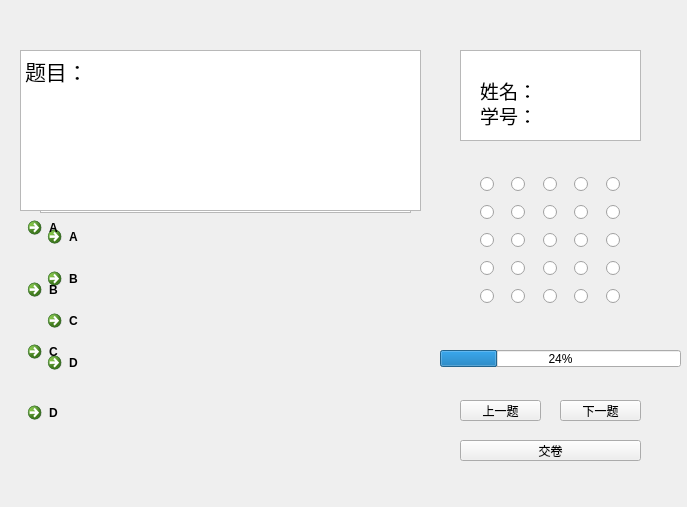
Before: the Qt Designer form source/studentexam.ui in Sodataco/exam-system, drawn with Qt 5.
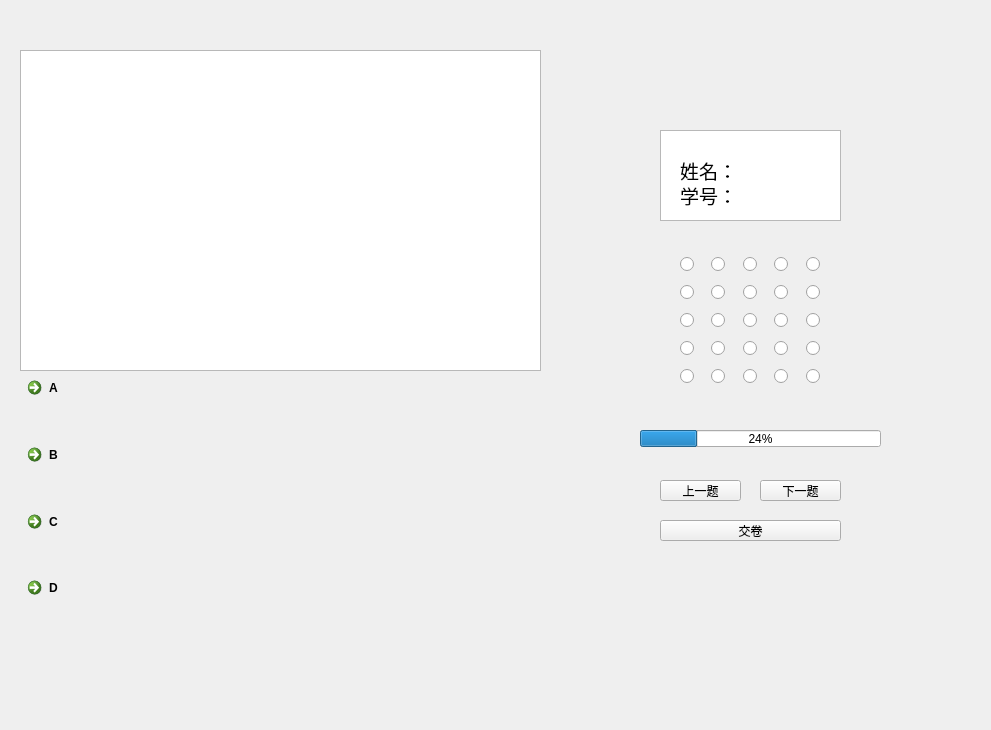
After: the same form once the commit is applied.

Commit message: 实现点击题目跳转

The edit to the form file:
```diff
--- a/source/studentexam.ui
+++ b/source/studentexam.ui
@@ -6,8 +6,8 @@
    <rect>
     <x>0</x>
     <y>0</y>
-    <width>687</width>
-    <height>507</height>
+    <width>991</width>
+    <height>730</height>
    </rect>
   </property>
   <property name="windowTitle">
@@ -16,8 +16,8 @@
   <widget class="QProgressBar" name="progressBar">
    <property name="geometry">
     <rect>
-     <x>440</x>
-     <y>350</y>
+     <x>640</x>
+     <y>430</y>
      <width>241</width>
      <height>17</height>
     </rect>
@@ -29,8 +29,8 @@
   <widget class="QWidget" name="verticalLayoutWidget">
    <property name="geometry">
     <rect>
-     <x>460</x>
-     <y>50</y>
+     <x>660</x>
+     <y>130</y>
      <width>181</width>
      <height>91</height>
     </rect>
@@ -40,8 +40,8 @@
   <widget class="QWidget" name="gridLayoutWidget">
    <property name="geometry">
     <rect>
-     <x>480</x>
-     <y>170</y>
+     <x>680</x>
+     <y>250</y>
      <width>151</width>
      <height>141</height>
     </rect>
@@ -227,8 +227,8 @@
   <widget class="QGraphicsView" name="graphicsView">
    <property name="geometry">
     <rect>
-     <x>460</x>
-     <y>50</y>
+     <x>660</x>
+     <y>130</y>
      <width>181</width>
      <height>91</height>
     </rect>
@@ -255,8 +255,8 @@
   <widget class="QLabel" name="label_2">
    <property name="geometry">
     <rect>
-     <x>470</x>
-     <y>90</y>
+     <x>670</x>
+     <y>170</y>
      <width>158</width>
      <height>51</height>
     </rect>
@@ -277,8 +277,8 @@
   <widget class="QLabel" name="label">
    <property name="geometry">
     <rect>
-     <x>470</x>
-     <y>50</y>
+     <x>670</x>
+     <y>130</y>
      <width>158</width>
      <height>81</height>
     </rect>
@@ -353,8 +353,8 @@
   <widget class="QPushButton" name="pushButton">
    <property name="geometry">
     <rect>
-     <x>460</x>
-     <y>400</y>
+     <x>660</x>
+     <y>480</y>
      <width>81</width>
      <height>21</height>
     </rect>
@@ -366,8 +366,8 @@
   <widget class="QPushButton" name="pushButton_2">
    <property name="geometry">
     <rect>
-     <x>560</x>
-     <y>400</y>
+     <x>760</x>
+     <y>480</y>
      <width>81</width>
      <height>21</height>
     </rect>
@@ -379,8 +379,8 @@
   <widget class="QPushButton" name="pushButton_3">
    <property name="geometry">
     <rect>
-     <x>460</x>
-     <y>440</y>
+     <x>660</x>
+     <y>520</y>
      <width>181</width>
      <height>21</height>
     </rect>
@@ -394,8 +394,8 @@
     <rect>
      <x>20</x>
      <y>50</y>
-     <width>401</width>
-     <height>411</height>
+     <width>551</width>
+     <height>621</height>
     </rect>
    </property>
    <property name="currentIndex">
@@ -407,10 +407,16 @@
       <rect>
        <x>0</x>
        <y>0</y>
-       <width>401</width>
-       <height>161</height>
+       <width>521</width>
+       <height>321</height>
       </rect>
      </property>
+     <property name="font">
+      <font>
+       <family>宋体</family>
+       <pointsize>12</pointsize>
+      </font>
+     </property>
      <property name="html">
       <string>&lt;!DOCTYPE HTML PUBLIC &quot;-//W3C//DTD HTML 4.0//EN&quot; &quot;http://www.w3.org/TR/REC-html40/strict.dtd&quot;&gt;
 &lt;html&gt;&lt;head&gt;&lt;meta name=&quot;qrichtext&quot; content=&quot;1&quot; /&gt;&lt;meta charset=&quot;utf-8&quot; /&gt;&lt;style type=&quot;text/css&quot;&gt;
@@ -418,17 +424,17 @@
 hr { height: 1px; border-width: 0; }
 li.unchecked::marker { content: &quot;\2610&quot;; }
 li.checked::marker { content: &quot;\2612&quot;; }
-&lt;/style&gt;&lt;/head&gt;&lt;body style=&quot; font-family:'Microsoft YaHei UI'; font-size:9pt; font-weight:400; font-style:normal;&quot;&gt;
-&lt;p style=&quot; margin-top:0px; margin-bottom:0px; margin-left:0px; margin-right:0px; -qt-block-indent:0; text-indent:0px;&quot;&gt;&lt;span style=&quot; font-family:'SimSun'; font-size:16pt;&quot;&gt;题目：&lt;/span&gt;&lt;/p&gt;&lt;/body&gt;&lt;/html&gt;</string>
+&lt;/style&gt;&lt;/head&gt;&lt;body style=&quot; font-family:'宋体'; font-size:12pt; font-weight:400; font-style:normal;&quot;&gt;
+&lt;p style=&quot;-qt-paragraph-type:empty; margin-top:0px; margin-bottom:0px; margin-left:0px; margin-right:0px; -qt-block-indent:0; text-indent:0px; font-family:'Microsoft YaHei UI';&quot;&gt;&lt;br /&gt;&lt;/p&gt;&lt;/body&gt;&lt;/html&gt;</string>
      </property>
     </widget>
     <widget class="QWidget" name="verticalLayoutWidget_3">
      <property name="geometry">
       <rect>
        <x>0</x>
-       <y>160</y>
-       <width>401</width>
-       <height>241</height>
+       <y>320</y>
+       <width>521</width>
+       <height>261</height>
       </rect>
      </property>
      <layout class="QVBoxLayout" name="verticalLayout_3">
```
The commit also changes 4 other files.
